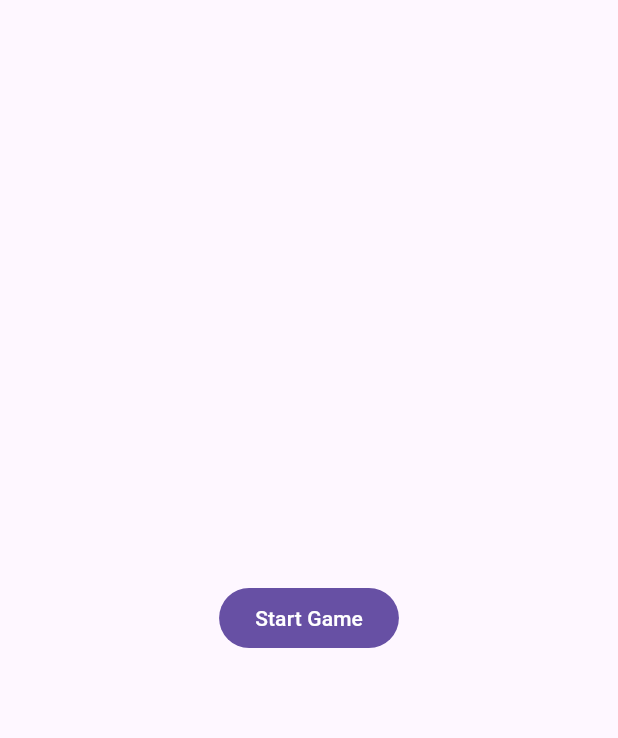
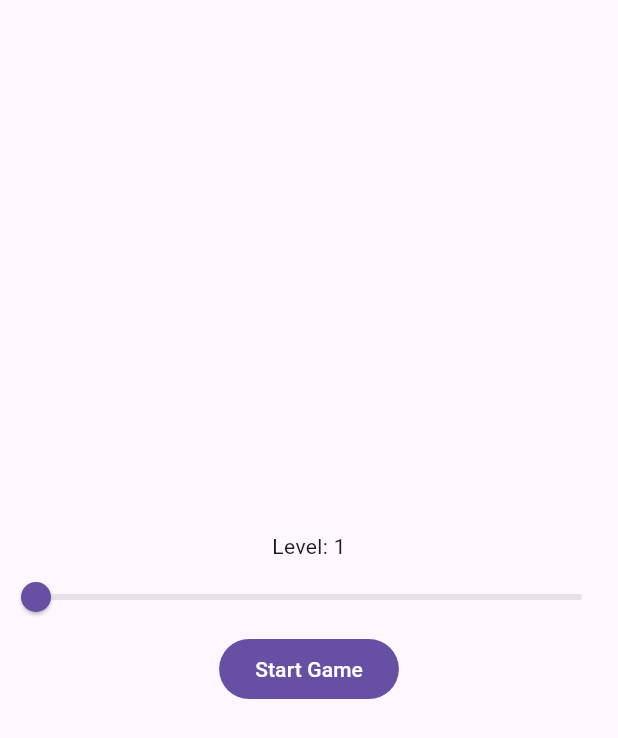
Before and after one commit to NikitaFilippovAleks/tetris_flutter, a Flutter app: the screen it shows after launch, on a phone screen of 412 x 824 dp. Shown: the top 738 px of the screen. Run offline on Flutter 3.47's test engine with Material 3 defaults, Android fonts, the phone set to English and light mode, and no system bars.

Commit message:
Уровни сложности

```diff
--- a/lib/home_screen.dart
+++ b/lib/home_screen.dart
@@ -2,19 +2,43 @@ import 'package:flutter/material.dart';
 
 import 'tetris_screen.dart';
 
-class HomeScreen extends StatelessWidget {
+class HomeScreen extends StatefulWidget {
   const HomeScreen({super.key});
+
+  @override
+  State<HomeScreen> createState() => _HomeScreenState();
+}
+
+class _HomeScreenState extends State<HomeScreen> {
+  int _level = 1;
 
   @override
   Widget build(BuildContext context) {
     return Scaffold(
       body: Center(
-        child: FilledButton(
-          onPressed: () {
-            Navigator.of(context).push(
-                MaterialPageRoute(builder: (context) => const TetrisScreen()));
-          },
-          child: const Text('Start Game'),
+        child: Column(
+          mainAxisAlignment: MainAxisAlignment.center,
+          children: [
+            Text('Level: $_level'),
+            Slider(
+              min: 1,
+              max: 5,
+              value: _level.toDouble(),
+              label: _level.toString(),
+              onChanged: (double value) {
+                setState(() {
+                  _level = value.toInt();
+                });
+              },
+            ),
+            FilledButton(
+              onPressed: () {
+                Navigator.of(context).push(MaterialPageRoute(
+                    builder: (context) => TetrisScreen(level: _level)));
+              },
+              child: const Text('Start Game'),
+            ),
+          ],
         ),
       ),
     );
--- a/lib/src/game.dart
+++ b/lib/src/game.dart
@@ -1,5 +1,4 @@
 import 'dart:async';
-import 'dart:math';
 import 'dart:ui';
 
 import 'blocks/blocks.dart';
@@ -12,13 +11,15 @@ final class Game {
   bool _isGameOver = false;
   bool _isPaused = false;
   int score = 0;
-  int level = 1;
+  late int activeLevel;
+  int level;
   VoidCallback onUpdate;
 
   // Обратный вызов при окончании игры
   final Function(String scores) onGameOver;
 
-  Game({required this.onGameOver, required this.onUpdate}) {
+  Game({required this.onGameOver, required this.onUpdate, required this.level}) {
+    activeLevel = level;
     requestDifficultyLevel();
     keyboardEventHandler();
     initBoard();
@@ -30,14 +31,14 @@ final class Game {
     while (!_isGameOver) {
       if (!_isPaused) {
         nextStep();
-        await Future.delayed(Duration(milliseconds: (500 / level).round()));
+        await Future.delayed(Duration(milliseconds: (500 / activeLevel).round()));
       } else {
         await Future.delayed(const Duration(milliseconds: 500));
       }
 
-       onUpdate(); // Вызывается на каждый цикл игры
+      onUpdate(); // Вызывается на каждый цикл игры
     }
-    onGameOver(score.toString());// Вызывается при завершении игры
+    onGameOver(score.toString()); // Вызывается при завершении игры
   }
 
   // // Метод запуска игры
@@ -80,8 +81,8 @@ final class Game {
     score += 10;
 
     // увеличение уровня
-    int newLevel = score ~/ 20;
-    level = newLevel == 0 ? 1 : newLevel;
+    int newLevel = activeLevel + score ~/ 20;
+    activeLevel = newLevel == 0 ? 1 : newLevel;
   }
 
   // Метод генерации новой фигуры
@@ -113,6 +114,7 @@ final class Game {
       // ....
       _isGameOver = false;
       score = 0;
+      activeLevel = level;
       initBoard();
       start();
     }
--- a/lib/tetris_game.dart
+++ b/lib/tetris_game.dart
@@ -49,7 +49,8 @@ class _GamePainter extends CustomPainter {
 }
 
 class TetrisGame extends StatefulWidget {
-  const TetrisGame({super.key});
+  final int level;
+  const TetrisGame({super.key, required this.level});
 
   @override
   State<TetrisGame> createState() => _TetrisGameState();
@@ -96,6 +97,7 @@ class _TetrisGameState extends State<TetrisGame> {
   void initState() {
     super.initState();
     game = Game(
+        level: widget.level,
         onGameOver: _showGameOverDialog,
         onUpdate: () {
           setState(() {});
@@ -143,7 +145,7 @@ class _TetrisGameState extends State<TetrisGame> {
                         style: const TextStyle(color: Colors.white),
                       ),
                       Text(
-                        'Level: ${game.level}',
+                        'Level: ${game.activeLevel}',
                         style: const TextStyle(color: Colors.white),
                       ),
                     ],
--- a/lib/tetris_screen.dart
+++ b/lib/tetris_screen.dart
@@ -3,12 +3,13 @@ import 'package:flutter/material.dart';
 import 'tetris_game.dart';
 
 class TetrisScreen extends StatelessWidget {
-  const TetrisScreen({super.key});
+  final int level;
+  const TetrisScreen({super.key, required this.level});
 
   @override
   Widget build(BuildContext context) {
-    return const Scaffold(
-      body: TetrisGame(),
+    return Scaffold(
+      body: TetrisGame(level: level),
     );
   }
 }
```
